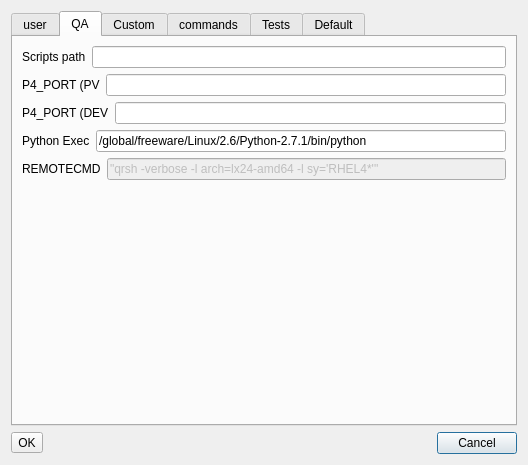
The window that src/wri_desk_settings.ui (wbyoussef/wRI) describes before a commit, drawn with Qt 5.
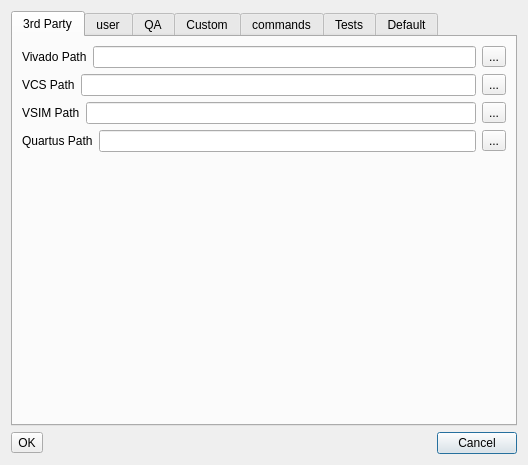
The same window after the commit.

What changed in the file:
```diff
--- a/src/wri_desk_settings.ui
+++ b/src/wri_desk_settings.ui
@@ -20,8 +20,112 @@
    <item row="0" column="0">
     <widget class="QTabWidget" name="tabWidget">
      <property name="currentIndex">
-      <number>1</number>
+      <number>0</number>
      </property>
+     <widget class="QWidget" name="tab_3rdParty">
+      <attribute name="title">
+       <string>3rd Party</string>
+      </attribute>
+      <layout class="QGridLayout" name="gridLayout_8">
+       <item row="0" column="0">
+        <layout class="QHBoxLayout" name="horizontalLayout_15">
+         <item>
+          <widget class="QLabel" name="label_13">
+           <property name="text">
+            <string>Vivado Path</string>
+           </property>
+          </widget>
+         </item>
+         <item>
+          <widget class="QLineEdit" name="lineEdit_VivadoPath"/>
+         </item>
+         <item>
+          <widget class="QToolButton" name="toolButton_VivadoPath">
+           <property name="text">
+            <string>...</string>
+           </property>
+          </widget>
+         </item>
+        </layout>
+       </item>
+       <item row="1" column="0">
+        <layout class="QHBoxLayout" name="horizontalLayout_16">
+         <item>
+          <widget class="QLabel" name="label_14">
+           <property name="text">
+            <string>VCS Path</string>
+           </property>
+          </widget>
+         </item>
+         <item>
+          <widget class="QLineEdit" name="lineEdit_VCSPath"/>
+         </item>
+         <item>
+          <widget class="QToolButton" name="toolButton_VCSPath">
+           <property name="text">
+            <string>...</string>
+           </property>
+          </widget>
+         </item>
+        </layout>
+       </item>
+       <item row="2" column="0">
+        <layout class="QHBoxLayout" name="horizontalLayout_17">
+         <item>
+          <widget class="QLabel" name="label_15">
+           <property name="text">
+            <string>VSIM Path</string>
+           </property>
+          </widget>
+         </item>
+         <item>
+          <widget class="QLineEdit" name="lineEdit_VSIMPath"/>
+         </item>
+         <item>
+          <widget class="QToolButton" name="toolButton_VSIMPath">
+           <property name="text">
+            <string>...</string>
+           </property>
+          </widget>
+         </item>
+        </layout>
+       </item>
+       <item row="3" column="0">
+        <layout class="QHBoxLayout" name="horizontalLayout_18">
+         <item>
+          <widget class="QLabel" name="label_16">
+           <property name="text">
+            <string>Quartus Path</string>
+           </property>
+          </widget>
+         </item>
+         <item>
+          <widget class="QLineEdit" name="lineEdit_QuartusPath"/>
+         </item>
+         <item>
+          <widget class="QToolButton" name="toolButton_QuartusPath">
+           <property name="text">
+            <string>...</string>
+           </property>
+          </widget>
+         </item>
+        </layout>
+       </item>
+       <item row="4" column="0">
+        <spacer name="verticalSpacer_3">
+         <property name="orientation">
+          <enum>Qt::Vertical</enum>
+         </property>
+         <property name="sizeHint" stdset="0">
+          <size>
+           <width>20</width>
+           <height>231</height>
+          </size>
+         </property>
+        </spacer>
+       </item>
+      </layout>
+     </widget>
      <widget class="QWidget" name="tab">
       <attribute name="title">
        <string>user</string>
```
Left out of the diff: 17 changed lines with no effect on the pictures.
